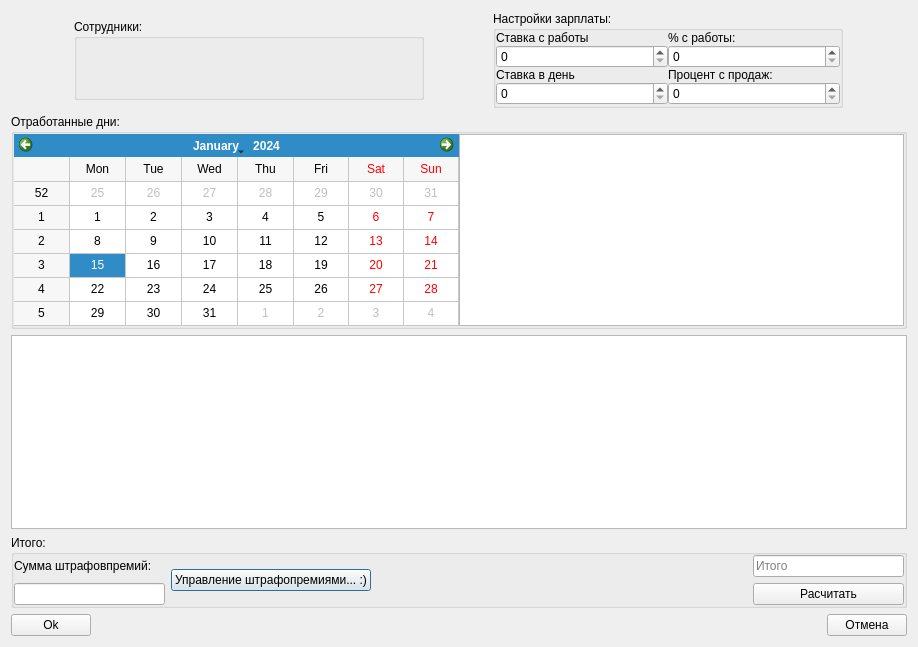
eboladev/XPPC, file employeesalarycalculationdialog.ui: the form before one commit.
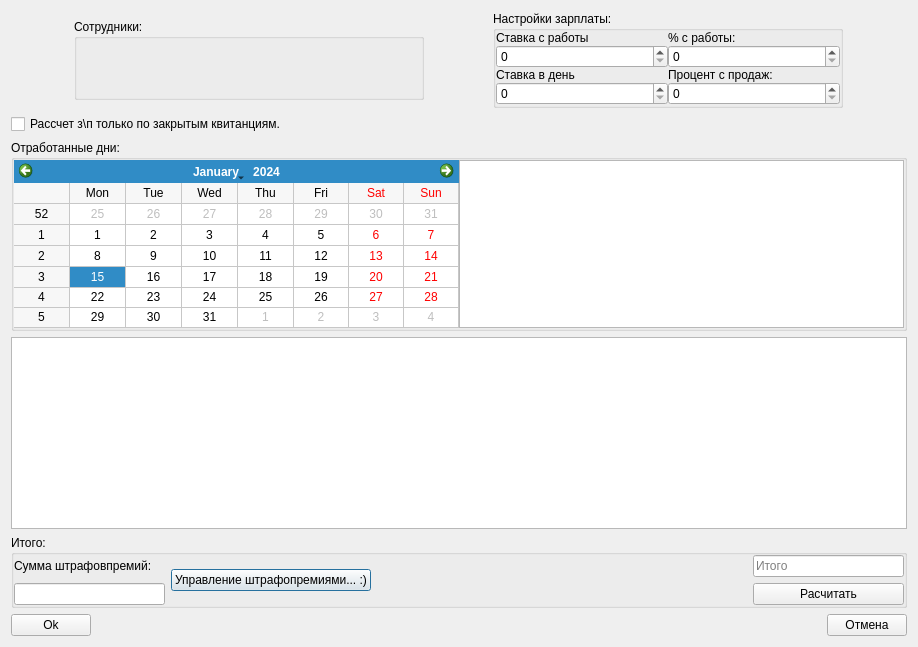
The form after the commit.

Commit message: feature: calculate salary only for closed tickets

Diff of the .ui file:
```diff
--- a/employeesalarycalculationdialog.ui
+++ b/employeesalarycalculationdialog.ui
@@ -163,6 +163,13 @@
      </item>
     </layout>
    </item>
+   <item>
+    <widget class="QCheckBox" name="checkBoxOnlyClosedTickets">
+     <property name="text">
+      <string>Рассчет з\п только по закрытым квитанциям.</string>
+     </property>
+    </widget>
+   </item>
    <item>
     <widget class="QGroupBox" name="groupBoxWorkDays">
      <property name="sizePolicy">
```
The commit also changes 4 other files.
